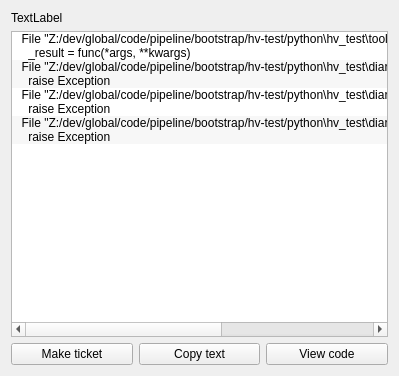
Above: scripts/psyhive/tools/err_dialog.ui from Psyop/psyhive before the change. Below: the same form after it.
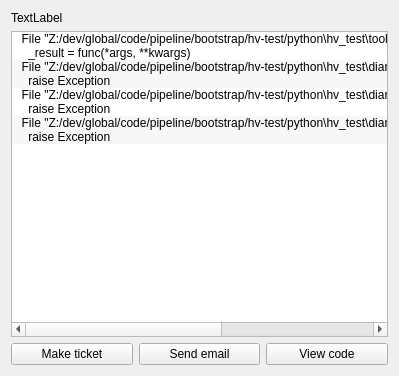
That is the form after the change. Custom widgets are drawn as their Qt base class.

Commit message: Brawl Stars: added previs cleanup tools (kcassidy), Error Catcher: copy text button replaced with send email, | maya_psyhive: ref.FileRef.rename added update ref node feature, shows.brawlstarsbaked added previs cleanup tools, psyhive: qt.multi_select updated to HUiDialog3 + added labels arg, qt.HUiDialog3 added parent override arg, tk2.TTOutput added find_latest/is_latest, tk2.find_shots added sequence arg, tools.err_catcher copy text -> send email, tools.hive_bro steps maintain cur selection, utils dev tools moved to submodule, utils send_email/Path.is_file/get_path added,

The edit to the form file:
```diff
--- a/scripts/psyhive/tools/err_dialog.ui
+++ b/scripts/psyhive/tools/err_dialog.ui
@@ -69,7 +69,7 @@
        <item>
         <widget class="QPushButton" name="CopyText">
          <property name="text">
-          <string>Copy text</string>
+          <string>Send email</string>
          </property>
         </widget>
        </item>
```
Left out of the diff: 2 changed lines with no effect on the pictures. The commit also changes 16 other files.
